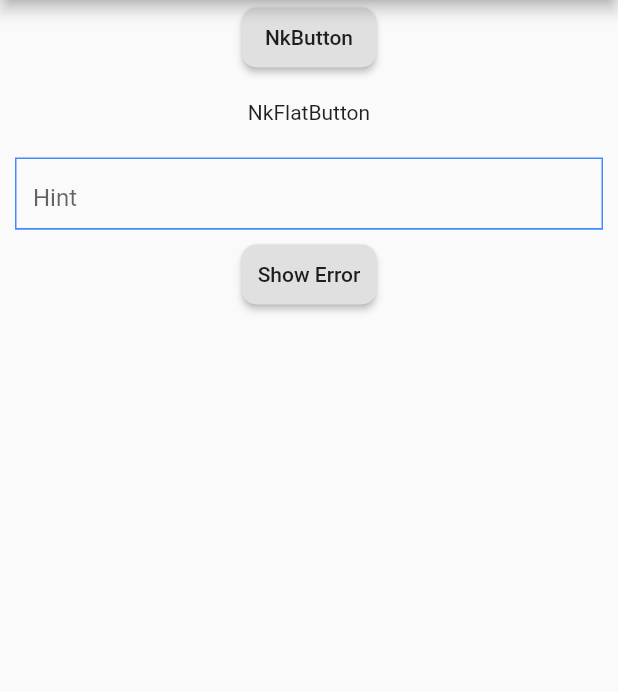
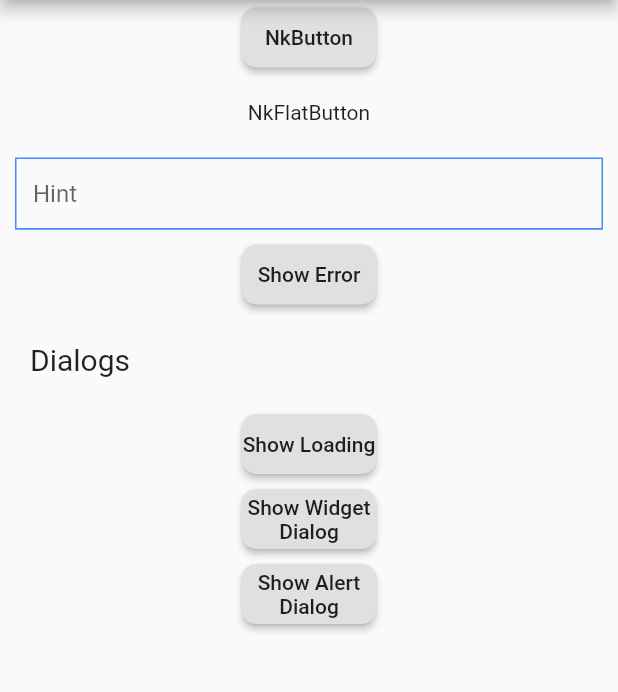
Before and after one commit to NFADevelop/nikutils, a Flutter app: the screen it shows after launch, on a phone screen of 412 x 824 dp, the part 84-776 px from its top. Run offline on Flutter 3.47's test engine with Material 2 defaults, Android fonts, the phone set to English and light mode, and no system bars.

Commit message:
Dialogs, Grid

```diff
--- a/example/lib/main.dart
+++ b/example/lib/main.dart
@@ -1,12 +1,11 @@
 import 'package:flutter/material.dart';
 import 'dart:async';
 
-import 'package:flutter/services.dart';
-import 'package:nikutils/nikutils.dart';
 import 'package:nikutils/widgets/nk_button.dart';
 import 'package:nikutils/widgets/nk_flatbutton.dart';
 import 'package:nikutils/widgets/nk_textfield.dart';
 import 'package:nikutils/extensions/nke_string.dart';
+import 'package:nikutils/controls/nk_dialogs.dart';
 
 void main() {
   runApp(MyApp());
@@ -18,12 +17,28 @@ class MyApp extends StatefulWidget {
 }
 
 class _MyAppState extends State<MyApp> {
+  @override
+  Widget build(BuildContext context) {
+    return MaterialApp(
+      title: "Teste",
+      home: HomePage(),
+    );
+  }
+}
+
+class HomePage extends StatefulWidget {
+  HomePage({Key key}) : super(key: key);
+
+  @override
+  _HomePageState createState() => _HomePageState();
+}
+
+class _HomePageState extends State<HomePage> {
   final _formKey = GlobalKey<FormState>();
 
   @override
   Widget build(BuildContext context) {
-    return MaterialApp(
-      home: Scaffold(
+    return Scaffold(
       appBar: AppBar(
         title: const Text('Exemplo NikUtils'),
       ),
@@ -82,8 +97,55 @@ class _MyAppState extends State<MyApp> {
                       if (_formKey.currentState.validate()) {}
                     },
                   )),
+              Container(
+                alignment: Alignment.centerLeft,
+                padding: EdgeInsets.all(20),
+                child: Column(
+                  children: [
+                    Container(
+                      child: Text(
+                        "Dialogs",
+                        style: TextStyle(fontSize: 20),
+                      ),
+                    )
                   ],
                 ),
+              ),
+              Container(
+                padding: EdgeInsets.only(bottom: 5, top: 5),
+                child: NkButton(
+                  "Show Loading",
+                  onClick: () {
+                    NkDialogs.showLoading(context);
+                    Future.delayed(const Duration(seconds: 3), () {
+                      NkDialogs.hideLoading(context);
+                    });
+                  },
+                ),
+              ),
+              Container(
+                padding: EdgeInsets.only(bottom: 5, top: 5),
+                child: NkButton(
+                  "Show Widget Dialog",
+                  onClick: () {
+                    NkDialogs.showWidgetDialog(context,
+                        child: Container(
+                          child: Text("Test"),
+                        ));
+                  },
+                ),
+              ),
+              Container(
+                padding: EdgeInsets.only(bottom: 5, top: 5),
+                child: NkButton(
+                  "Show Alert Dialog",
+                  onClick: () {
+                    NkDialogs.showAlertDialog(context,
+                        prefs: NkAlertDialogPrefs("Title", "Message"));
+                  },
+                ),
+              ),
+            ],
           ),
         ),
       ),
--- /dev/null
+++ b/lib/models/nk_alertdialogprefs.dart
@@ -0,0 +1,16 @@
+import 'package:flutter/material.dart';
+
+class NkAlertDialogPrefs {
+  NkAlertDialogPrefs(this.title, this.message,
+      {this.okButtonText = "Ok",
+      this.okButtonStyle,
+      this.messageStyle,
+      this.titleStyle});
+
+  String okButtonText;
+  TextStyle okButtonStyle;
+  String title;
+  TextStyle titleStyle;
+  String message;
+  TextStyle messageStyle;
+}
--- /dev/null
+++ b/lib/models/nk_dialogprefs.dart
@@ -0,0 +1,10 @@
+import 'package:flutter/material.dart';
+
+class NkDialogPrefs {
+  NkDialogPrefs(this.children,
+      {this.verticalAlignment, this.canUserPop = false});
+
+  List<Widget> children;
+  MainAxisAlignment verticalAlignment;
+  bool canUserPop;
+}
--- a/lib/nikutils.dart
+++ b/lib/nikutils.dart
@@ -1,14 +1,18 @@
-
-import 'dart:async';
-
-import 'package:flutter/services.dart';
+import 'package:flutter/material.dart';
 
 class Nikutils {
-  static const MethodChannel _channel =
-      const MethodChannel('nikutils');
+  static List<Widget> _loadingDialog;
 
-  static Future<String> get platformVersion async {
-    final String version = await _channel.invokeMethod('getPlatformVersion');
-    return version;
+  static List<Widget> get loadingDialog {
+    if (_loadingDialog != null)
+      return _loadingDialog;
+    else
+      return <Widget>[
+        Container(width: 50, height: 50, child: CircularProgressIndicator()),
+      ];
+  }
+
+  static set loadingDialog(List<Widget> value) {
+    _loadingDialog = value;
   }
 }
--- a/lib/widgets/nk_flatbutton.dart
+++ b/lib/widgets/nk_flatbutton.dart
@@ -24,9 +24,7 @@ class NkFlatButton extends StatefulWidget {
       this.borderRadius = 10,
       this.formKey,
       this.background})
-      : assert(width >= 90, 'Tamanho mínimo excedido; minWidht = 90.'),
-        assert(height >= 40, 'Tamanho mínimo excedido; minHeight = 40.'),
-        super(key: key);
+      : super(key: key);
 
   @override
   _NkFlatButtonState createState() => _NkFlatButtonState();
@@ -36,11 +34,8 @@ class _NkFlatButtonState extends State<NkFlatButton> {
   @override
   Widget build(BuildContext context) {
     return Container(
-      constraints: BoxConstraints(
-          minHeight: 40.0,
-          minWidth: 90,
-          maxWidth: widget.width,
-          maxHeight: widget.height),
+      constraints:
+          BoxConstraints(maxWidth: widget.width, maxHeight: widget.height),
       margin: widget.margin,
       padding: widget.padding,
       child: FlatButton(
@@ -66,8 +61,6 @@ class _NkFlatButtonState extends State<NkFlatButton> {
                       : Container(),
                 ),
                 Container(
-                  constraints:
-                      BoxConstraints(maxWidth: widget.width, minHeight: 50.0),
                   alignment: Alignment.center,
                   child: Text(
                     widget.text,
--- /dev/null
+++ b/lib/widgets/nk_grid.dart
@@ -0,0 +1,50 @@
+import 'package:flutter/material.dart';
+
+class NkGrid extends StatefulWidget {
+  NkGrid(
+      {Key key,
+      @required this.columns,
+      this.children,
+      this.mainAxisAlignment,
+      this.crossAxisAlignment})
+      : super(key: key);
+
+  final int columns;
+  final List<Widget> children;
+  final MainAxisAlignment mainAxisAlignment;
+  final CrossAxisAlignment crossAxisAlignment;
+
+  @override
+  _NkGridState createState() => _NkGridState();
+}
+
+class _NkGridState extends State<NkGrid> {
+  @override
+  Widget build(BuildContext context) {
+    MainAxisAlignment mainax;
+    CrossAxisAlignment crossax;
+    if (widget.mainAxisAlignment == null)
+      mainax = MainAxisAlignment.center;
+    else
+      mainax = widget.mainAxisAlignment;
+
+    if (widget.crossAxisAlignment == null)
+      crossax = CrossAxisAlignment.start;
+    else
+      crossax = widget.crossAxisAlignment;
+
+    final column = Column(crossAxisAlignment: crossax, children: [
+      for (int i = 0, j = 0; i < widget.children.length / widget.columns; i++)
+        Row(
+          mainAxisAlignment: mainax,
+          children: [
+            for (int k = 0; k < widget.columns; j++, k++)
+              if (j < widget.children.length) widget.children[j]
+          ],
+        )
+    ]);
+
+    return SingleChildScrollView(
+        scrollDirection: Axis.horizontal, child: column);
+  }
+}
--- a/lib/widgets/nk_textfield.dart
+++ b/lib/widgets/nk_textfield.dart
@@ -11,7 +11,6 @@ class NkTextField extends StatefulWidget {
   final Color textColor;
   final Color underlineColor;
   final double underlineOpacity;
-
   final Icon leftItem;
   final Icon rightItem;
   final String hintText;
@@ -109,7 +108,6 @@ class _NkTextField extends State<NkTextField> {
         keyboardType: widget.keyboardType,
         maxLines: widget.maxLines,
         onChanged: widget.onChanged,
-        textAlignVertical: TextAlignVertical.center,
         scrollPadding: EdgeInsets.all(10),
         decoration: InputDecoration(
           contentPadding: widget.contentPadding,
@@ -153,7 +151,9 @@ class _NkTextField extends State<NkTextField> {
           focusedErrorBorder: UnderlineInputBorder(
               borderSide: BorderSide(
                   style: BorderStyle.solid, color: Colors.transparent)),
-          errorStyle: TextStyle(fontSize: 15),
+          errorStyle: TextStyle(
+            fontSize: 15,
+          ),
         ),
       )
     ]);
--- a/pubspec.yaml
+++ b/pubspec.yaml
@@ -1,6 +1,6 @@
 name: nikutils
 description: Plugin desenvolvido pela NFSADevelop, provê diversos itens de utilidade, como, NkButton, NkTextField etc.
-version: 0.0.2
+version: 0.0.3
 homepage: https://github.com/NFSA-Develop/nikutils
 
 environment:
```
Also changed, not shown: lib/controls/nk_dialogs.dart (added, +122 -0 lines), lib/extensions/nke_context.dart (added, +66 -0 lines), example/pubspec.lock, 5 other files. Lines whose indentation alone changed are shown as unchanged.
